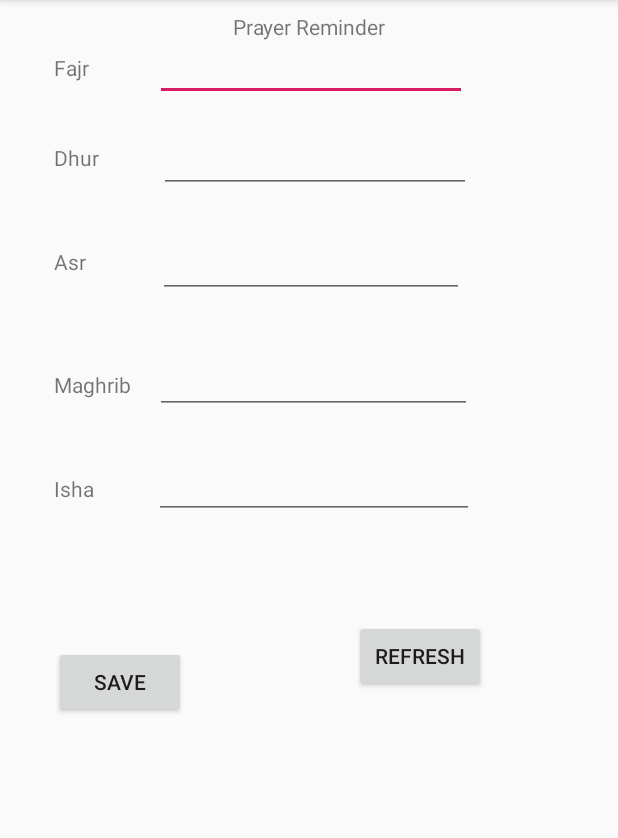
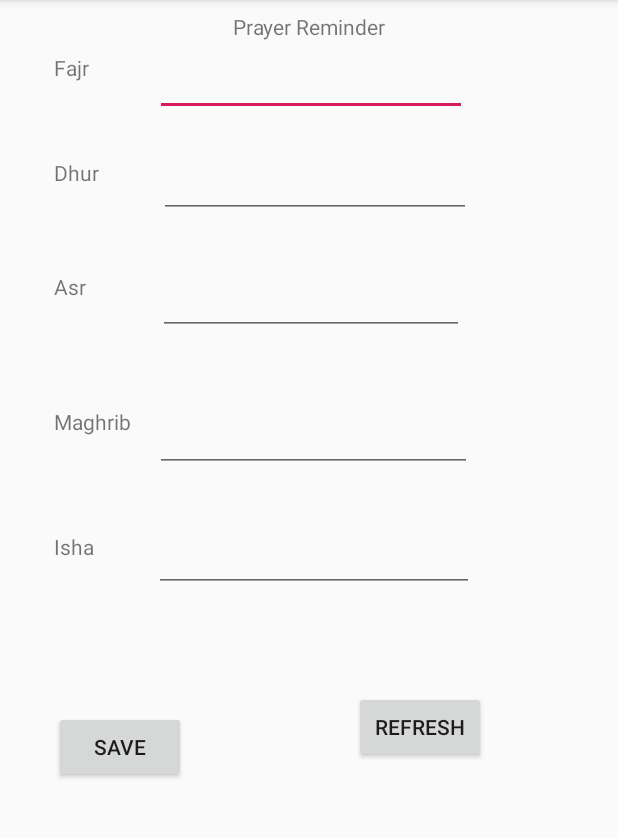
Before and after one commit to amunim/Prayer_Alert, an Android app: the screen it shows after launch (MainActivity), after a tap on "REFRESH", on a phone screen of 412 x 824 dp, the part 84-922 px from its top. Run offline under Robolectric (Android 15) with nearby library versions, the phone set to English and light mode, and no system bars; network calls fail.

Commit message:
Can Successfully download json from webpages to egt location and timings of prayers from the internet || Reformatted and cleaned up the code

```diff
--- a/app/src/main/java/com/amfk/prayer_alert/AsyncResponse.java
+++ b/app/src/main/java/com/amfk/prayer_alert/AsyncResponse.java
@@ -1,4 +1,7 @@
 package com.amfk.prayer_alert;
+
+import android.content.Context;
+import android.content.Intent;
 
 public interface AsyncResponse {
     void processFinish(String output);
--- /dev/null
+++ b/app/src/main/java/com/amfk/prayer_alert/InternetAvailiblity.java
@@ -0,0 +1,26 @@
+package com.amfk.prayer_alert;
+
+import android.content.Context;
+import android.net.ConnectivityManager;
+
+import java.net.InetAddress;
+
+public class InternetAvailiblity {
+
+    public static boolean isNetworkConnected(Context context) {
+        ConnectivityManager cm = (ConnectivityManager) context.getSystemService(Context.CONNECTIVITY_SERVICE);
+
+        return cm.getActiveNetworkInfo() != null;
+    }
+
+    public static boolean isInternetAvailable() {
+        try {
+            InetAddress ipAddr = InetAddress.getByName("google.com");
+            //You can replace it with your name
+            return !ipAddr.equals("");
+
+        } catch (Exception e) {
+            return false;
+        }
+    }
+}
--- a/app/src/main/java/com/amfk/prayer_alert/MainActivity.java
+++ b/app/src/main/java/com/amfk/prayer_alert/MainActivity.java
@@ -13,99 +13,53 @@ import android.widget.EditText;
 import com.google.gson.Gson;
 import com.google.gson.GsonBuilder;
 
-public class MainActivity extends AppCompatActivity implements AsyncResponse {
-    private static final String IPSTACK_KEY = "7d4df146a6335f13540003cba6cb5da7";
-    private static final String IPSTACK_Endpoint = "http://api.ipstack.com/";
+import org.w3c.dom.Text;
 
-    private static final String PRAYER_TIMING_ENDPOINT = "http://api.aladhan.com/v1/timingsByCity";
-    private EditText Fajr;
-    private EditText Dhur;
-    private EditText Asr;
-    private EditText Maghrib;
-    private EditText Isha;
-    private boolean gettingLocation = true;
+public class MainActivity extends AppCompatActivity {
+
+    private static EditText Fajr;
+    private static EditText Dhur;
+    private static EditText Asr;
+    private static EditText Maghrib;
+    private static EditText Isha;
 
     @Override
     protected void onCreate(Bundle savedInstanceState) {
         super.onCreate(savedInstanceState);
         setContentView(R.layout.activity_main);
 
-        Fajr = findViewById(R.id.FajrTime);
-        Dhur = findViewById(R.id.DhurTime);
-        Asr = findViewById(R.id.AsrTime);
-        Maghrib = findViewById(R.id.MaghribTime);
-        Isha = findViewById(R.id.IshaTime);
-
-        findViewById(R.id.RefreshBTN).setOnClickListener(new View.OnClickListener() {
-            @Override
-            public void onClick(View v) {
-                if (!isNetworkConnected()) {
-                    return;
-                }
-                //get city and country
-                GetCityCountry();
-            }
-        });
+        SetTextReferences();
     }
 
-    //this override the implemented method from asyncTask
-    @Override
-    public void processFinish(String output) {
-        //Here you will receive the result fired from async class
-        //of onPostExecute(result) method.
-        Gson gson = new GsonBuilder().create();
-
-        if (gettingLocation) {
-            gettingLocation = false;
-            IPStack stack = gson.fromJson(output, IPStack.class);
-
-            GetTimings(stack);
-        } else {
-            Namaaz namaaz = new Namaaz();
-            gson.fromJson(output, namaaz.getClass());
-
-            SetTimings(namaaz);
-        }
-    }
-
-    private boolean isNetworkConnected() {
-        ConnectivityManager cm = (ConnectivityManager) getSystemService(Context.CONNECTIVITY_SERVICE);
-
-        return cm.getActiveNetworkInfo() != null;
-    }
-
-    private boolean isInternetAvailable() {
-        try {
-            InetAddress ipAddr = InetAddress.getByName("google.com");
-            //You can replace it with your name
-            return !ipAddr.equals("");
-
-        } catch (Exception e) {
-            return false;
-        }
-    }
-
-    private void GetCityCountry() {
-        String Url = IPSTACK_Endpoint + "check?access_key=" + IPSTACK_KEY;
-        GetJSONString getIPStackJSON = new GetJSONString();
-        gettingLocation = true;
-        getIPStackJSON.delegate = this;
-        getIPStackJSON.execute(Url);
-    }
-
-    private void GetTimings(IPStack ipStack) {
-        String Url = PRAYER_TIMING_ENDPOINT + "?city=" + ipStack.city + "&country=" + ipStack.countryCode;
-        GetJSONString getIPStackJSON = new GetJSONString();
-        gettingLocation = false;
-        getIPStackJSON.delegate = this;
-        getIPStackJSON.execute(Url);
-    }
-
-    private void SetTimings(Namaaz namaaz) {
+    public static void SetTimings(Namaaz namaaz) {
         Fajr.setText(namaaz.data.timings.fajr);
         Dhur.setText(namaaz.data.timings.dhuhr);
         Asr.setText(namaaz.data.timings.asr);
         Maghrib.setText(namaaz.data.timings.maghrib);
         Isha.setText(namaaz.data.timings.isha);
     }
+
+    private void SetTextReferences(){
+        Fajr = (EditText) findViewById(R.id.FajrTime);
+        Dhur = (EditText) findViewById(R.id.DhurTime);
+        Asr = (EditText) findViewById(R.id.AsrTime);
+        Maghrib = (EditText) findViewById(R.id.MaghribTime);
+        Isha = (EditText) findViewById(R.id.IshaTime);
+    }
+
+    public void OnRefreshBTNClick(View v){
+        if (!InternetAvailiblity.isNetworkConnected(MainActivity.this)) {
+            return;
+        }
+        //get city and country
+        PrayerTimings.Start();
+    }
+
+    public void OnSaveBTNClick(View v){
+        if (!InternetAvailiblity.isNetworkConnected(MainActivity.this)) {
+            return;
+        }
+
+        //Set alarms of the timings
+    }
 }
--- /dev/null
+++ b/app/src/main/java/com/amfk/prayer_alert/PrayerTimings.java
@@ -0,0 +1,53 @@
+package com.amfk.prayer_alert;
+
+import com.google.gson.Gson;
+import com.google.gson.GsonBuilder;
+
+public class PrayerTimings implements AsyncResponse{
+    private static final String IPSTACK_KEY = "7d4df146a6335f13540003cba6cb5da7";
+    private static final String IPSTACK_Endpoint = "http://api.ipstack.com/";
+
+    private static final String PRAYER_TIMING_ENDPOINT = "http://api.aladhan.com/v1/timingsByCity";
+
+    private static boolean gettingLocation;
+
+    public static void Start() {
+        new PrayerTimings().GetCityCountry();
+
+    }
+
+    private void GetCityCountry() {
+        String Url = IPSTACK_Endpoint + "check?access_key=" + IPSTACK_KEY;
+        GetJSONString getIPStackJSON = new GetJSONString();
+        gettingLocation = true;
+        getIPStackJSON.delegate = this;
+        getIPStackJSON.execute(Url);
+    }
+
+    private void GetTimings(IPStack ipStack) {
+        String Url = PRAYER_TIMING_ENDPOINT + "?city=" + ipStack.city + "&country=" + ipStack.countryCode;
+        GetJSONString getIPStackJSON = new GetJSONString();
+        gettingLocation = false;
+        getIPStackJSON.delegate = this;
+        getIPStackJSON.execute(Url);
+    }
+
+    //this override the implemented method from asyncTask
+    @Override
+    public void processFinish(String output) {
+        //Here you will receive the result fired from async class
+        //of onPostExecute(result) method.
+        Gson gson = new GsonBuilder().create();
+
+        if (gettingLocation) {
+            gettingLocation = false;
+            IPStack stack = gson.fromJson(output, IPStack.class);
+
+            GetTimings(stack);
+        } else {
+            Namaaz namaaz = gson.fromJson(output, Namaaz.class);
+
+            MainActivity.SetTimings(namaaz);
+        }
+    }
+}
--- a/app/src/main/res/layout/activity_main.xml
+++ b/app/src/main/res/layout/activity_main.xml
@@ -34,7 +34,7 @@
     <EditText
         android:id="@+id/FajrTime"
         android:layout_width="208dp"
-        android:layout_height="32dp"
+        android:layout_height="42dp"
         android:layout_marginStart="44dp"
         android:layout_marginLeft="44dp"
         android:layout_marginTop="8dp"
@@ -57,7 +57,7 @@
     <EditText
         android:id="@+id/DhurTime"
         android:layout_width="208dp"
-        android:layout_height="33dp"
+        android:layout_height="40dp"
         android:layout_marginStart="40dp"
         android:layout_marginLeft="40dp"
         android:layout_marginTop="28dp"
@@ -80,7 +80,7 @@
     <EditText
         android:id="@+id/AsrTime"
         android:layout_width="204dp"
-        android:layout_height="34dp"
+        android:layout_height="42dp"
         android:layout_marginStart="48dp"
         android:layout_marginLeft="48dp"
         android:layout_marginTop="36dp"
@@ -103,7 +103,7 @@
     <EditText
         android:id="@+id/MaghribTime"
         android:layout_width="211dp"
-        android:layout_height="29dp"
+        android:layout_height="43dp"
         android:layout_marginStart="16dp"
         android:layout_marginLeft="16dp"
         android:layout_marginTop="48dp"
@@ -126,7 +126,7 @@
     <EditText
         android:id="@+id/IshaTime"
         android:layout_width="wrap_content"
-        android:layout_height="30dp"
+        android:layout_height="40dp"
         android:layout_marginStart="40dp"
         android:layout_marginLeft="40dp"
         android:layout_marginTop="40dp"
@@ -144,6 +144,7 @@
         android:layout_marginTop="52dp"
         android:layout_marginBottom="8dp"
         android:text="Save"
+        android:onClick="OnSaveBTNClick"
         app:layout_constraintBottom_toBottomOf="parent"
         app:layout_constraintStart_toStartOf="parent"
         app:layout_constraintTop_toBottomOf="@+id/IshaTime"
@@ -160,6 +161,7 @@
         android:layout_marginRight="8dp"
         android:layout_marginBottom="8dp"
         android:text="Refresh"
+        android:onClick="OnRefreshBTNClick"
         app:layout_constraintBottom_toBottomOf="parent"
         app:layout_constraintEnd_toEndOf="parent"
         app:layout_constraintHorizontal_bias="0.0"
```
